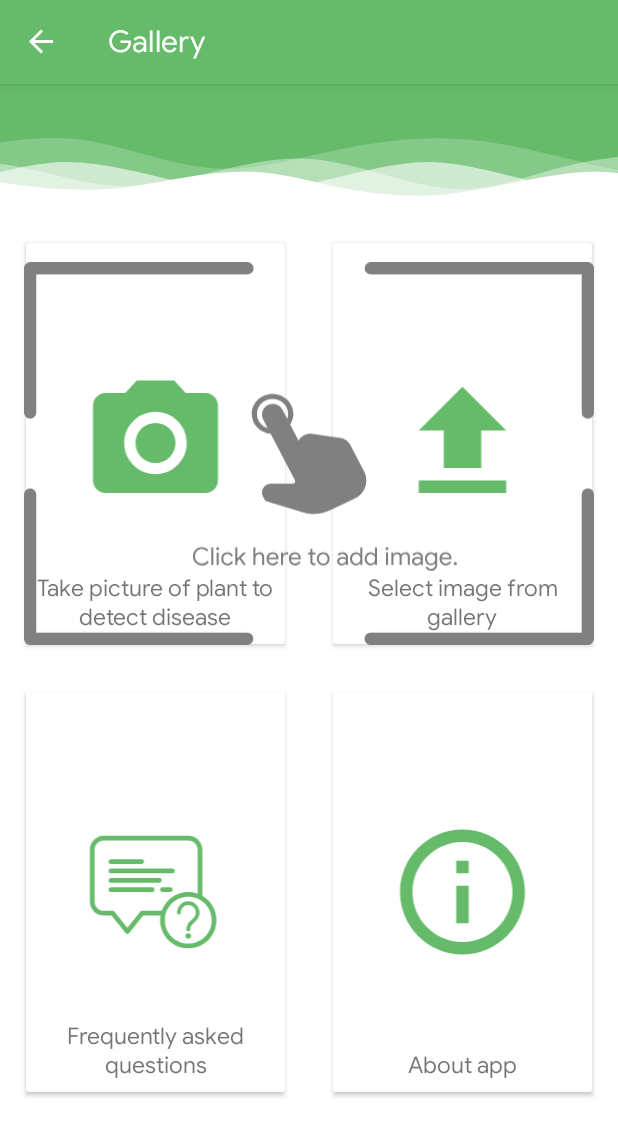
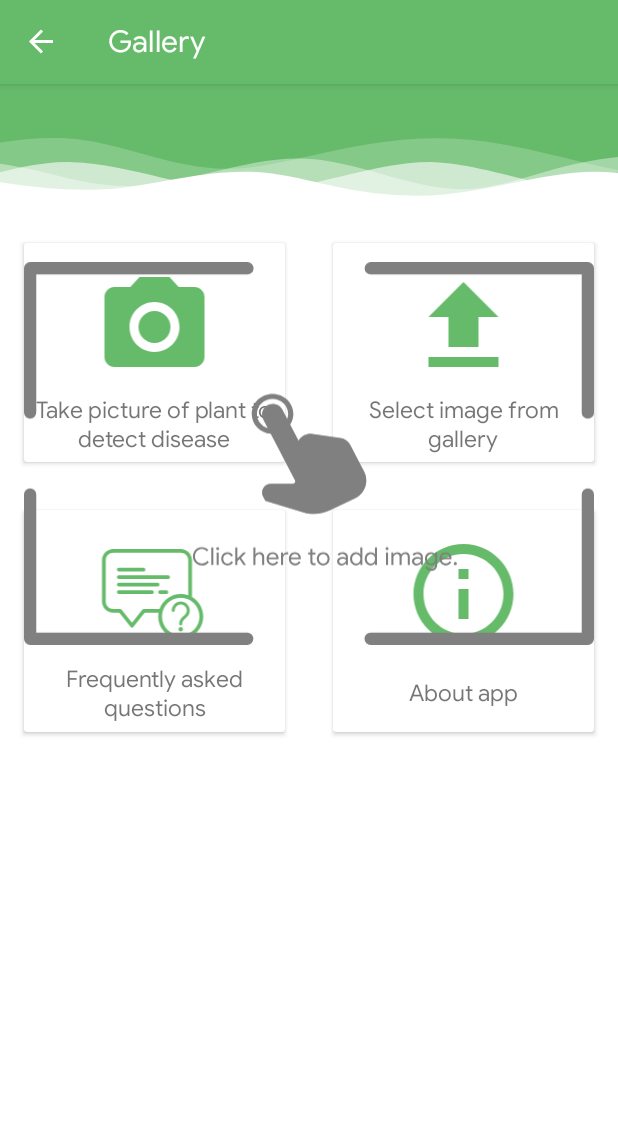
Before and after one commit to mayokunadeniyi/Plant-Disease-AI, an Android app: the screen it shows after launch (MainActivity), after a tap on "Select image from gallery", on a phone screen of 412 x 824 dp. Shown: the top 1136 px of the screen. Run offline under Robolectric (Android 15) with nearby library versions, the phone set to English and light mode, and no system bars; our stand-ins replace Timber, navigation-ui; libraries missing offline, so code that uses them is left out: com.shashank.sony, com.theartofdev.edmodo, es.dmoral.toasty, org.tensorflow.lite; network calls fail; 1 statement that could not run was skipped.

Commit message:
Rebuild home fragment, edit camera and gallery fragments

```diff
--- a/app/src/main/res/layout/fragment_camera.xml
+++ b/app/src/main/res/layout/fragment_camera.xml
@@ -31,13 +31,14 @@
 
     <com.google.android.material.button.MaterialButton
         android:id="@+id/camera_analyze_btn"
+        style="@style/AnalyzeBtns"
         android:layout_width="0dp"
         android:layout_height="50dp"
+        android:layout_marginBottom="32dp"
+        android:text="@string/analyze_image"
         android:visibility="gone"
-        android:text="@string/analyze_image"
+        app:layout_constraintBottom_toBottomOf="parent"
         app:layout_constraintEnd_toEndOf="parent"
-        app:layout_constraintStart_toStartOf="parent"
-        app:layout_constraintTop_toBottomOf="@+id/cropImageView"
-        style="@style/AnalyzeBtns" />
+        app:layout_constraintStart_toStartOf="parent" />
 
 </androidx.constraintlayout.widget.ConstraintLayout>
--- a/app/src/main/res/layout/fragment_gallery.xml
+++ b/app/src/main/res/layout/fragment_gallery.xml
@@ -2,6 +2,7 @@
 <androidx.constraintlayout.widget.ConstraintLayout
     xmlns:android="http://schemas.android.com/apk/res/android"
     xmlns:app="http://schemas.android.com/apk/res-auto"
+    xmlns:tools="http://schemas.android.com/tools"
     android:layout_width="match_parent"
     android:layout_height="match_parent">
 
@@ -31,12 +32,13 @@
 
     <com.google.android.material.button.MaterialButton
         android:id="@+id/gallery_analyze_btn"
+        style="@style/AnalyzeBtns"
         android:layout_width="0dp"
         android:layout_height="50dp"
+        android:layout_marginBottom="32dp"
+        android:text="@string/analyze_image"
         android:visibility="gone"
-        android:text="@string/analyze_image"
+        app:layout_constraintBottom_toBottomOf="parent"
         app:layout_constraintEnd_toEndOf="parent"
-        app:layout_constraintStart_toStartOf="parent"
-        app:layout_constraintTop_toBottomOf="@+id/select_image"
-        style="@style/AnalyzeBtns" />
+        app:layout_constraintStart_toStartOf="parent" />
 </androidx.constraintlayout.widget.ConstraintLayout>
--- a/app/src/main/res/layout/fragment_home.xml
+++ b/app/src/main/res/layout/fragment_home.xml
@@ -1,116 +1,183 @@
 <?xml version="1.0" encoding="utf-8"?>
-<androidx.constraintlayout.widget.ConstraintLayout xmlns:android="http://schemas.android.com/apk/res/android"
+<ScrollView xmlns:android="http://schemas.android.com/apk/res/android"
     xmlns:app="http://schemas.android.com/apk/res-auto"
     xmlns:tools="http://schemas.android.com/tools"
     android:layout_width="match_parent"
     android:layout_height="match_parent">
 
+    <androidx.constraintlayout.widget.ConstraintLayout
+        android:layout_width="match_parent"
+        android:layout_height="wrap_content">
         <ImageView
             android:id="@+id/imageView3"
             android:layout_width="0dp"
             android:layout_height="wrap_content"
             android:scaleType="centerCrop"
+            app:layout_constraintEnd_toEndOf="parent"
             app:layout_constraintStart_toStartOf="parent"
             app:layout_constraintTop_toTopOf="parent"
             app:srcCompat="@drawable/ic_header" />
 
-    <LinearLayout
-        android:layout_width="0dp"
+        <androidx.constraintlayout.widget.Guideline
+            android:id="@+id/guide_ver"
+            android:layout_width="wrap_content"
             android:layout_height="0dp"
-        android:layout_marginStart="1dp"
-        android:layout_marginEnd="1dp"
-        android:layout_marginBottom="80dp"
             android:orientation="vertical"
-        android:weightSum="2"
             app:layout_constraintBottom_toBottomOf="parent"
-        app:layout_constraintEnd_toEndOf="parent"
-        app:layout_constraintStart_toStartOf="parent"
-        app:layout_constraintTop_toBottomOf="@+id/imageView3">
-
-        <LinearLayout
-            android:layout_width="match_parent"
-            android:layout_height="match_parent"
-            android:layout_weight="1"
-            android:orientation="horizontal">
+            app:layout_constraintGuide_percent="0.5"
+            app:layout_constraintTop_toTopOf="parent" />
 
         <androidx.cardview.widget.CardView
             android:id="@+id/camera_grid"
             style="@style/GridCardViews"
+            android:layout_width="0dp"
+            android:layout_height="0dp"
+            app:layout_constraintBottom_toTopOf="@+id/guide_hor"
+            app:layout_constraintEnd_toStartOf="@+id/guide_ver"
+            app:layout_constraintHorizontal_bias="1.0"
+            app:layout_constraintStart_toStartOf="parent"
+            app:layout_constraintTop_toBottomOf="@+id/imageView3"
+            app:layout_constraintVertical_bias="0.484">
+
+            <androidx.constraintlayout.widget.ConstraintLayout
                 android:layout_width="match_parent"
-                android:layout_height="match_parent"
-                android:layout_weight="1">
+                android:layout_height="match_parent">
 
                 <ImageView
+                    android:id="@+id/imageView7"
                     style="@style/GridLayoutImage"
-                    android:src="@drawable/ic_camera" />
+                    app:layout_constraintEnd_toEndOf="parent"
+                    app:layout_constraintStart_toStartOf="parent"
+                    app:layout_constraintTop_toTopOf="parent"
+                    app:srcCompat="@drawable/ic_camera" />
 
                 <TextView
+                    android:id="@+id/textView2"
                     style="@style/GridLayoutText"
+                    android:layout_width="wrap_content"
+                    android:layout_height="wrap_content"
+                    android:text="@string/camera_text"
+                    app:layout_constraintBottom_toBottomOf="parent"
+                    app:layout_constraintEnd_toEndOf="parent"
+                    app:layout_constraintStart_toStartOf="parent"
+                    app:layout_constraintTop_toBottomOf="@+id/imageView7" />
+            </androidx.constraintlayout.widget.ConstraintLayout>
+        </androidx.cardview.widget.CardView>
+
+        <androidx.constraintlayout.widget.Guideline
+            android:id="@+id/guide_hor"
+            android:layout_width="0dp"
+            android:layout_height="wrap_content"
+            android:orientation="horizontal"
+            app:layout_constraintEnd_toEndOf="parent"
+            app:layout_constraintGuide_percent="0.5985663"
+            app:layout_constraintStart_toStartOf="parent"
+            app:layout_constraintTop_toBottomOf="@id/imageView3" />
+
+        <androidx.cardview.widget.CardView
+            android:id="@+id/faq_grid"
+            style="@style/GridCardViews"
+            android:layout_width="0dp"
+            android:layout_height="0dp"
+            app:layout_constraintBottom_toBottomOf="parent"
+            app:layout_constraintEnd_toStartOf="@+id/guide_ver"
+            app:layout_constraintStart_toStartOf="parent"
+            app:layout_constraintTop_toBottomOf="@+id/guide_hor">
+
+            <androidx.constraintlayout.widget.ConstraintLayout
                 android:layout_width="match_parent"
+                android:layout_height="match_parent">
+
+                <ImageView
+                    android:id="@+id/imageView8"
+                    style="@style/GridLayoutImage"
+                    app:layout_constraintEnd_toEndOf="parent"
+                    app:layout_constraintStart_toStartOf="parent"
+                    app:layout_constraintTop_toTopOf="parent"
+                    app:srcCompat="@drawable/ic_faq" />
+
+                <TextView
+                    android:id="@+id/textView3"
+                    style="@style/GridLayoutText"
+                    android:layout_width="wrap_content"
                     android:layout_height="wrap_content"
-                    android:text="@string/camera_text" />
+                    android:text="@string/faq_text"
+                    app:layout_constraintBottom_toBottomOf="parent"
+                    app:layout_constraintEnd_toEndOf="parent"
+                    app:layout_constraintStart_toStartOf="parent"
+                    app:layout_constraintTop_toBottomOf="@+id/imageView8" />
+            </androidx.constraintlayout.widget.ConstraintLayout>
         </androidx.cardview.widget.CardView>
 
         <androidx.cardview.widget.CardView
             android:id="@+id/gallery_grid"
+            android:layout_width="0dp"
+            android:layout_height="wrap_content"
             style="@style/GridCardViews"
+            app:layout_constraintBottom_toTopOf="@+id/guide_hor"
+            app:layout_constraintEnd_toEndOf="parent"
+            app:layout_constraintStart_toStartOf="@id/guide_ver"
+            app:layout_constraintTop_toBottomOf="@+id/imageView3" >
+
+            <androidx.constraintlayout.widget.ConstraintLayout
                 android:layout_width="match_parent"
-                android:layout_height="match_parent"
-                android:layout_weight="1">
+                android:layout_height="match_parent">
 
                 <ImageView
+                    android:id="@+id/imageView9"
                     style="@style/GridLayoutImage"
-                    android:src="@drawable/ic_file_upload" />
+                    app:layout_constraintEnd_toEndOf="parent"
+                    app:layout_constraintStart_toStartOf="parent"
+                    app:layout_constraintTop_toTopOf="parent"
+                    app:srcCompat="@drawable/ic_file_upload" />
 
                 <TextView
+                    android:id="@+id/textView4"
                     style="@style/GridLayoutText"
-                    android:layout_width="match_parent"
+                    android:layout_width="wrap_content"
                     android:layout_height="wrap_content"
-                    android:text="@string/upload_image_text" />
-            </androidx.cardview.widget.CardView>
-        </LinearLayout>
-
-        <LinearLayout
-            android:layout_width="match_parent"
-            android:layout_height="match_parent"
-            android:layout_weight="1"
-            android:orientation="horizontal">
-
-            <androidx.cardview.widget.CardView
-                android:id="@+id/faq_grid"
-                style="@style/GridCardViews"
-                android:layout_width="match_parent"
-                android:layout_height="match_parent"
-                android:layout_weight="1">
-
-                <ImageView
-                    style="@style/GridLayoutImage"
-                    android:src="@drawable/ic_faq" />
-
-                <TextView
-                    style="@style/GridLayoutText"
-                    android:layout_width="match_parent"
-                    android:layout_height="wrap_content"
-                    android:text="@string/faq_text" />
+                    android:text="@string/upload_image_text"
+                    app:layout_constraintBottom_toBottomOf="parent"
+                    app:layout_constraintEnd_toEndOf="parent"
+                    app:layout_constraintStart_toStartOf="parent"
+                    app:layout_constraintTop_toBottomOf="@+id/imageView9" />
+            </androidx.constraintlayout.widget.ConstraintLayout>
         </androidx.cardview.widget.CardView>
 
         <androidx.cardview.widget.CardView
             android:id="@+id/about_app_grid"
             style="@style/GridCardViews"
+            android:layout_width="0dp"
+            android:layout_height="0dp"
+            app:layout_constraintBottom_toBottomOf="parent"
+            app:layout_constraintEnd_toEndOf="parent"
+            app:layout_constraintStart_toStartOf="@id/guide_ver"
+            app:layout_constraintTop_toBottomOf="@+id/guide_hor">
+
+            <androidx.constraintlayout.widget.ConstraintLayout
                 android:layout_width="match_parent"
-                android:layout_height="match_parent"
-                android:layout_weight="1">
+                android:layout_height="match_parent">
 
                 <ImageView
+                    android:id="@+id/imageView10"
                     style="@style/GridLayoutImage"
-                    android:src="@drawable/ic_info" />
+                    app:layout_constraintEnd_toEndOf="parent"
+                    app:layout_constraintStart_toStartOf="parent"
+                    app:layout_constraintTop_toTopOf="parent"
+                    app:srcCompat="@drawable/ic_info" />
 
                 <TextView
+                    android:id="@+id/textView5"
                     style="@style/GridLayoutText"
-                    android:layout_width="match_parent"
+                    android:layout_width="wrap_content"
                     android:layout_height="wrap_content"
-                    android:text="@string/about_app" />
+                    android:text="@string/about_app"
+                    app:layout_constraintBottom_toBottomOf="parent"
+                    app:layout_constraintEnd_toEndOf="parent"
+                    app:layout_constraintStart_toStartOf="parent"
+                    app:layout_constraintTop_toBottomOf="@+id/imageView10" />
+            </androidx.constraintlayout.widget.ConstraintLayout>
         </androidx.cardview.widget.CardView>
-        </LinearLayout>
-    </LinearLayout>
+
     </androidx.constraintlayout.widget.ConstraintLayout>
+</ScrollView>
--- a/app/src/main/res/navigation/nav_graph.xml
+++ b/app/src/main/res/navigation/nav_graph.xml
@@ -26,7 +26,13 @@
     <fragment
         android:id="@+id/cameraFragment"
         android:name="com.example.plantdiseaseai.ui.camera.CameraFragment"
-        android:label="@string/camera" />
+        android:label="@string/camera" >
+        <action
+            android:id="@+id/action_cameraFragment_to_homeFragment"
+            app:destination="@id/homeFragment"
+            app:popUpTo="@id/homeFragment"
+            app:popUpToInclusive="true" />
+    </fragment>
     <fragment
         android:id="@+id/aboutAppFragment"
         android:name="com.example.plantdiseaseai.ui.aboutapp.AboutAppFragment"
--- a/app/src/main/res/values/styles.xml
+++ b/app/src/main/res/values/styles.xml
@@ -11,18 +11,17 @@
 
     <style name="GridLayoutText">
         <item name="android:textSize">15sp</item>
-        <item name="android:layout_gravity">bottom|center_horizontal</item>
         <item name="android:textAlignment">center</item>
         <item name="android:layout_marginStart">5dp</item>
         <item name="android:layout_marginEnd">5dp</item>
         <item name="android:layout_marginTop">5dp</item>
-        <item name="android:layout_marginBottom">8dp</item>
+        <item name="android:layout_marginBottom">5dp</item>
     </style>
 
     <style name="GridLayoutImage">
         <item name="android:layout_width">match_parent</item>
-        <item name="android:layout_height">100dp</item>
-        <item name="android:layout_gravity">center</item>
+        <item name="android:layout_marginTop">16dp</item>
+        <item name="android:layout_height">80dp</item>
         <item name="tint">@color/primaryColor</item>
     </style>
 
```
Also changed, not shown: app/src/main/ic_launcher-playstore.png (added). Lines whose indentation alone changed are shown as unchanged.
